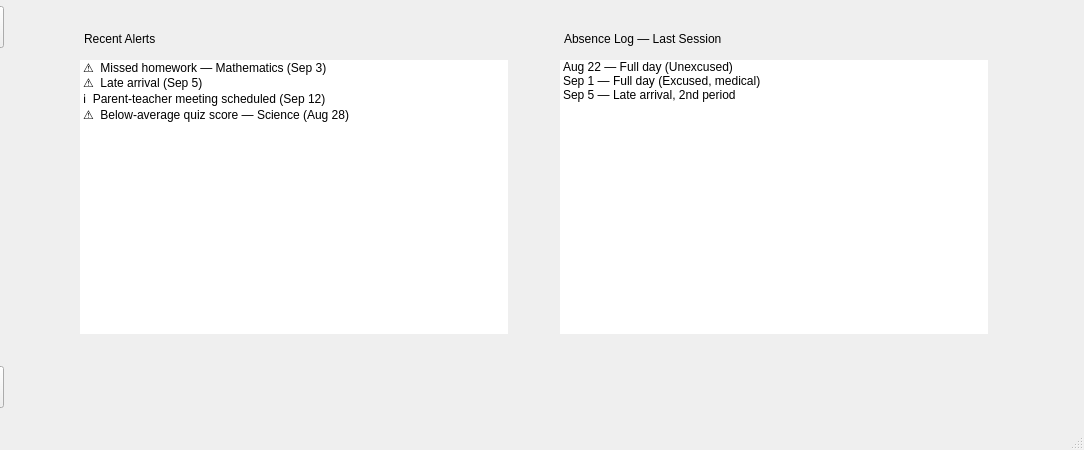
Qt form Oscuola/mainwindow.ui (mohamed-adhd/Oscuola) before a commit; both pictures show x 196 to 1280 and y 270 to 720 of the 1280 by 720 pixel window.
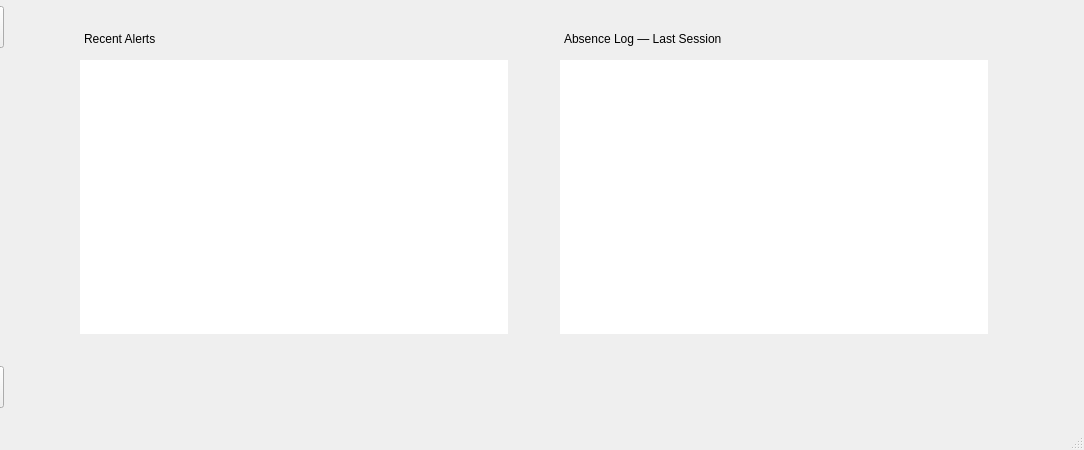
The same form after that commit. The open tabs and pages were chosen to show the change.

The edit to the form file:
```diff
--- a/Oscuola/mainwindow.ui
+++ b/Oscuola/mainwindow.ui
@@ -1992,26 +1992,6 @@
        <property name="frameShape">
         <enum>QFrame::Shape::NoFrame</enum>
        </property>
-       <item>
-        <property name="text">
-         <string>⚠️  Missed homework — Mathematics (Sep 3)</string>
-        </property>
-       </item>
-       <item>
-        <property name="text">
-         <string>⚠️  Late arrival (Sep 5)</string>
-        </property>
-       </item>
-       <item>
-        <property name="text">
-         <string>ℹ️  Parent-teacher meeting scheduled (Sep 12)</string>
-        </property>
-       </item>
-       <item>
-        <property name="text">
-         <string>⚠️  Below-average quiz score — Science (Aug 28)</string>
-        </property>
-       </item>
       </widget>
      </widget>
      <widget class="QFrame" name="panel_absence_log">
@@ -2048,21 +2028,6 @@
        <property name="frameShape">
         <enum>QFrame::Shape::NoFrame</enum>
        </property>
-       <item>
-        <property name="text">
-         <string>Aug 22 — Full day (Unexcused)</string>
-        </property>
-       </item>
-       <item>
-        <property name="text">
-         <string>Sep 1 — Full day (Excused, medical)</string>
-        </property>
-       </item>
-       <item>
-        <property name="text">
-         <string>Sep 5 — Late arrival, 2nd period</string>
-        </property>
-       </item>
       </widget>
      </widget>
     </widget>
```
